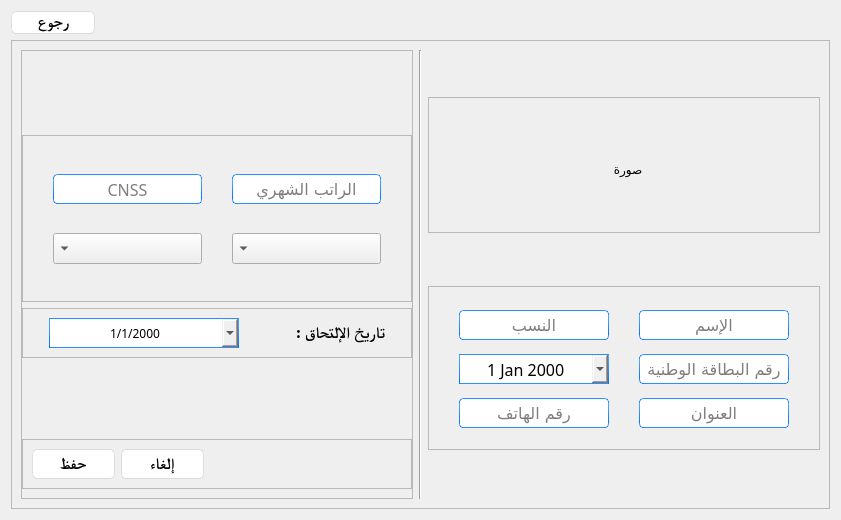
Qt form ui/add.ui (YassineBaghdadi/Employees-manager) before a commit.
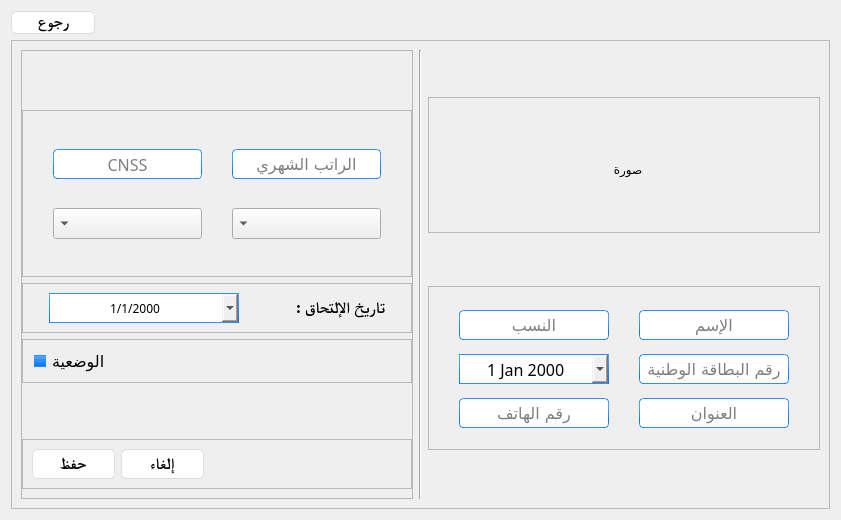
The same form after that commit.

Commit message: V 1.3 ready

What changed in the file:
```diff
--- a/ui/add.ui
+++ b/ui/add.ui
@@ -873,6 +873,46 @@
                </layout>
               </widget>
              </item>
+             <item>
+              <widget class="QFrame" name="frame_8">
+               <property name="maximumSize">
+                <size>
+                 <width>16777215</width>
+                 <height>54</height>
+                </size>
+               </property>
+               <property name="frameShape">
+                <enum>QFrame::StyledPanel</enum>
+               </property>
+               <property name="frameShadow">
+                <enum>QFrame::Raised</enum>
+               </property>
+               <layout class="QHBoxLayout" name="horizontalLayout_7">
+                <item>
+                 <widget class="QCheckBox" name="status">
+                  <property name="font">
+                   <font>
+                    <family>Microsoft Sans Serif</family>
+                    <pointsize>12</pointsize>
+                   </font>
+                  </property>
+                  <property name="layoutDirection">
+                   <enum>Qt::LeftToRight</enum>
+                  </property>
+                  <property name="text">
+                   <string>الوضعية</string>
+                  </property>
+                  <property name="checked">
+                   <bool>true</bool>
+                  </property>
+                  <property name="tristate">
+                   <bool>false</bool>
+                  </property>
+                 </widget>
+                </item>
+               </layout>
+              </widget>
+             </item>
              <item>
               <spacer name="verticalSpacer">
                <property name="orientation">
```
The commit also changes 1 other file.
